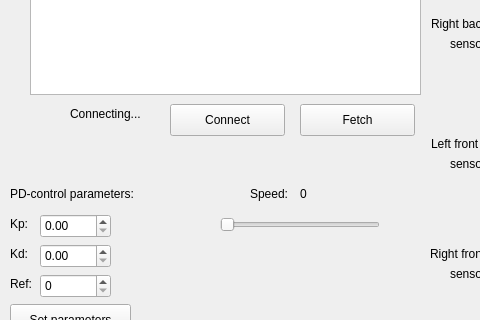
Old version of the form Kod/Styr_m/Styr_m/mapGUI/gui.ui in the repository hansfilipelo/Kandidadprojekt; both pictures show x 0 to 480 and y 322 to 642 of the 946 by 791 pixel window.
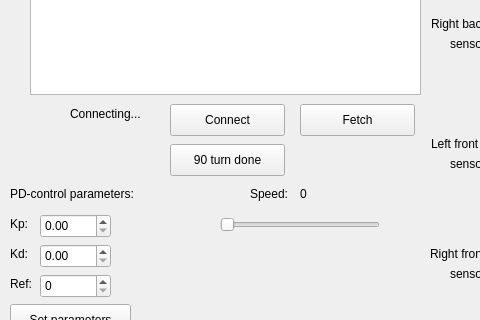
New version of the form. Custom widgets are drawn as their Qt base class.

Commit message: New command for manual 90 turn

```diff
--- a/Kod/Styr_m/Styr_m/mapGUI/gui.ui
+++ b/Kod/Styr_m/Styr_m/mapGUI/gui.ui
@@ -500,6 +500,19 @@
      <string>sensor0data</string>
     </property>
    </widget>
+   <widget class="QPushButton" name="temp90Button">
+    <property name="geometry">
+     <rect>
+      <x>170</x>
+      <y>430</y>
+      <width>115</width>
+      <height>32</height>
+     </rect>
+    </property>
+    <property name="text">
+     <string>90 turn done</string>
+    </property>
+   </widget>
   </widget>
   <widget class="QMenuBar" name="menuBar">
    <property name="geometry">
```
The commit also changes 5 other files.
